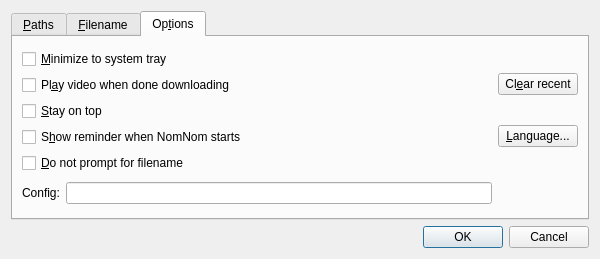
The window that i/Preferences.ui (guendto/nomnom) describes before a commit, drawn with Qt 5.
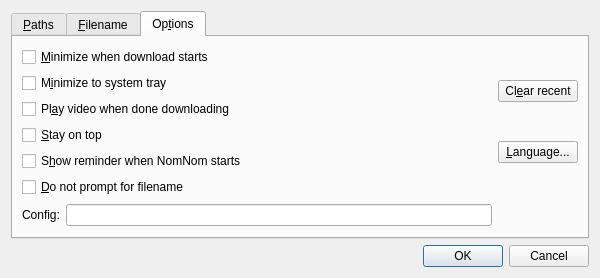
The same window after the commit. The open tabs and pages were chosen to show the change.

Commit message: add "Minimize when download starts"

The edit to the form file:
```diff
--- a/i/Preferences.ui
+++ b/i/Preferences.ui
@@ -7,7 +7,7 @@
     <x>0</x>
     <y>0</y>
     <width>600</width>
-    <height>259</height>
+    <height>278</height>
    </rect>
   </property>
   <property name="windowTitle">
@@ -272,34 +272,41 @@
        <item row="0" column="0">
         <layout class="QGridLayout" name="gridLayout_3">
          <item row="0" column="0">
+          <widget class="QCheckBox" name="minWhenStartsBox">
+           <property name="text">
+            <string>&amp;Minimize when download starts</string>
+           </property>
+          </widget>
+         </item>
+         <item row="1" column="0">
           <widget class="QCheckBox" name="minToTrayBox">
            <property name="text">
-            <string>&amp;Minimize to system tray</string>
+            <string>M&amp;inimize to system tray</string>
            </property>
           </widget>
          </item>
-         <item row="1" column="0">
+         <item row="2" column="0">
           <widget class="QCheckBox" name="playWhenDoneBox">
            <property name="text">
             <string>Pl&amp;ay video when done downloading</string>
            </property>
           </widget>
          </item>
-         <item row="2" column="0">
+         <item row="3" column="0">
           <widget class="QCheckBox" name="stayOnTopBox">
            <property name="text">
             <string>&amp;Stay on top</string>
            </property>
           </widget>
          </item>
-         <item row="3" column="0">
+         <item row="4" column="0">
           <widget class="QCheckBox" name="showReminderBox">
            <property name="text">
             <string>S&amp;how reminder when NomNom starts</string>
            </property>
           </widget>
          </item>
-         <item row="4" column="0">
+         <item row="5" column="0">
           <widget class="QCheckBox" name="dontPromptFilenameBox">
            <property name="text">
             <string>&amp;Do not prompt for filename</string>
```
Left out of the diff: 1 changed line with no effect on the pictures. The commit also changes 4 other files.
